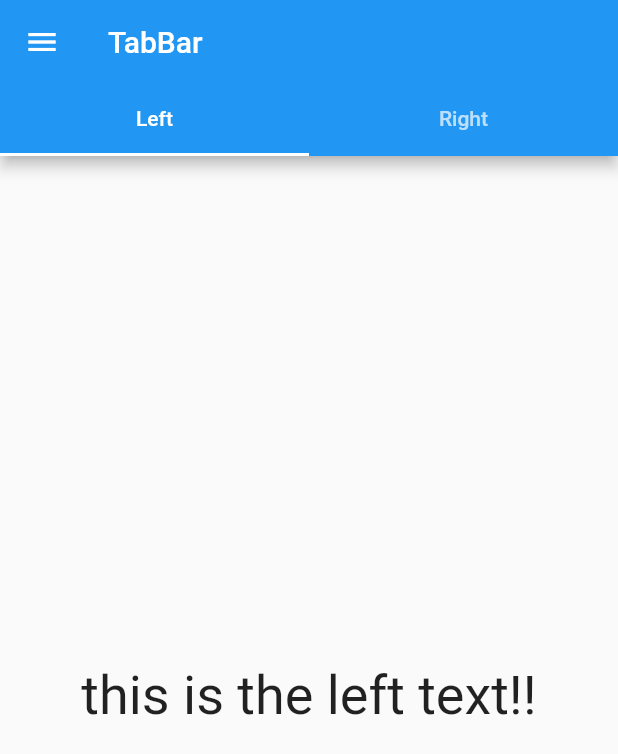
After one commit to dhanasekarkannan/flutterground, a Flutter app: the TabBarScreen screen opened by its route, on a phone screen of 412 x 824 dp. The commit adds this screen. Shown: the top 754 px of the screen. Run offline on Flutter 3.47's test engine with Material 2 defaults, Android fonts, the phone set to English and light mode, and no system bars; our stand-ins replace geolocator, google_fonts, google_maps_flutter, image_picker; accounts and stored records are empty.

Commit message:
tab bar added

```diff
--- a/lib/main.dart
+++ b/lib/main.dart
@@ -7,6 +7,7 @@ import './screens/google_fonts_screen.dart';
 import './screens/forms_screen.dart';
 import './screens/google_maps_screen.dart';
 import './screens/image_picker_screen.dart';
+import './screens/tabbar_screen.dart';
 
 void main() => runApp(MyApp());
 
@@ -25,6 +26,7 @@ class MyApp extends StatelessWidget {
         GoogleMapsScreen.routeName : (ctx) => GoogleMapsScreen(),
         FormsScreen.routeName : (ctx) => FormsScreen(),
         ImagePickerScreen.routeName : (ctx) => ImagePickerScreen(),
+        TabBarScreen.routname : (ctx) => TabBarScreen(),
       },
     );
   }
--- a/lib/screens/forms_screen.dart
+++ b/lib/screens/forms_screen.dart
@@ -74,9 +74,6 @@ class _FormsScreenState extends State<FormsScreen> {
 
   @override
   void initState() {
-    // TODO: implement initState
-
-
 
     super.initState();
     initUserDetails();
--- /dev/null
+++ b/lib/screens/tabbar_screen.dart
@@ -0,0 +1,36 @@
+import 'package:flutter/material.dart';
+
+import '../widgets/drawer_widget.dart';
+
+class TabBarScreen extends StatelessWidget {
+  static const String routname = '/tabbar_screen';
+
+  final List<Tab> tabs = [Tab(text: 'Left'), Tab(text: 'Right')];
+
+  @override
+  Widget build(BuildContext context) {
+    return DefaultTabController(
+      length: tabs.length,
+      child: Scaffold(
+        appBar: AppBar(
+          title: Text("TabBar"),
+          bottom: TabBar(
+            tabs: tabs,
+          ),
+        ),
+        body: TabBarView(
+          children: tabs.map((Tab tab) {
+            final String label = tab.text.toLowerCase();
+            return Center(
+              child: Text(
+                'this is the $label text!!',
+                style: const TextStyle(fontSize: 36),
+              ),
+            );
+          }).toList(),
+        ),
+        drawer: DrawerWidget(),
+      ),
+    );
+  }
+}
```
Also changed, not shown: lib/widgets/drawer_widget.dart (+14 -2 lines).
